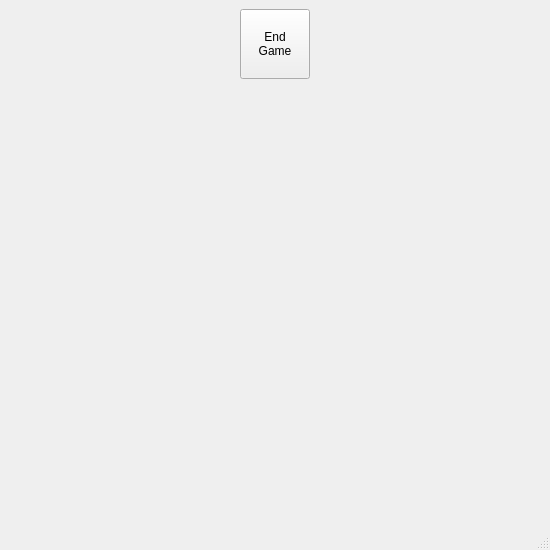
FrogCpp/SaperYandex, file MainGame/frontEND/minesweeper2.ui: the form before one commit.
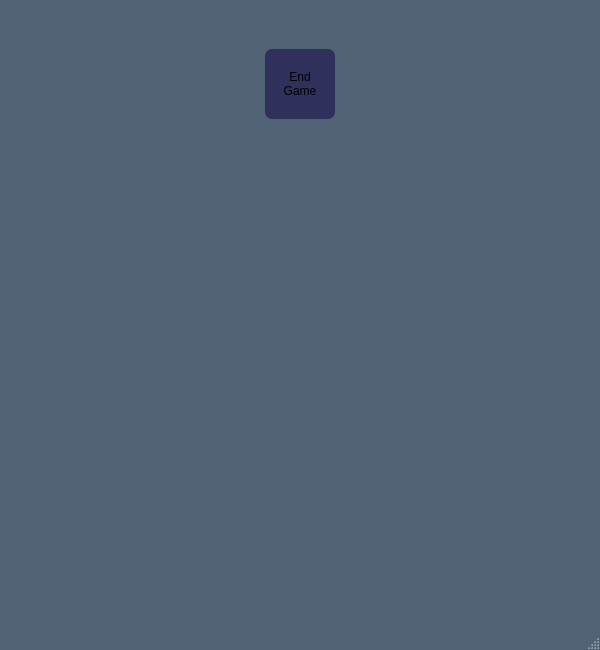
The form after the commit.

Patch:
```diff
--- a/MainGame/frontEND/minesweeper2.ui
+++ b/MainGame/frontEND/minesweeper2.ui
@@ -9,8 +9,8 @@
    <rect>
     <x>0</x>
     <y>0</y>
-    <width>550</width>
-    <height>550</height>
+    <width>600</width>
+    <height>650</height>
    </rect>
   </property>
   <property name="sizePolicy">
@@ -21,14 +21,14 @@
   </property>
   <property name="minimumSize">
    <size>
-    <width>550</width>
-    <height>550</height>
+    <width>600</width>
+    <height>650</height>
    </size>
   </property>
   <property name="maximumSize">
    <size>
-    <width>550</width>
-    <height>550</height>
+    <width>600</width>
+    <height>650</height>
    </size>
   </property>
   <property name="baseSize">
@@ -40,9 +40,31 @@
   <property name="windowTitle">
    <string>MainWindow</string>
   </property>
+  <property name="styleSheet">
+   <string notr="true">QMainWindow
+{
+	background-color: #516275;
+}</string>
+  </property>
   <widget class="QWidget" name="centralwidget">
    <layout class="QGridLayout" name="gridLayout">
-    <item row="0" column="0">
+    <item row="2" column="0">
+     <spacer name="horizontalSpacer_3">
+      <property name="orientation">
+       <enum>Qt::Orientation::Horizontal</enum>
+      </property>
+      <property name="sizeType">
+       <enum>QSizePolicy::Policy::Minimum</enum>
+      </property>
+      <property name="sizeHint" stdset="0">
+       <size>
+        <width>40</width>
+        <height>20</height>
+       </size>
+      </property>
+     </spacer>
+    </item>
+    <item row="1" column="1">
      <spacer name="horizontalSpacer">
       <property name="orientation">
        <enum>Qt::Orientation::Horizontal</enum>
@@ -55,21 +77,7 @@
       </property>
      </spacer>
     </item>
-    <item row="0" column="1">
-     <widget class="QPushButton" name="new_game_button">
-      <property name="maximumSize">
-       <size>
-        <width>70</width>
-        <height>70</height>
-       </size>
-      </property>
-      <property name="text">
-       <string>End
-Game</string>
-      </property>
-     </widget>
-    </item>
-    <item row="0" column="2">
+    <item row="1" column="3">
      <spacer name="horizontalSpacer_2">
       <property name="orientation">
        <enum>Qt::Orientation::Horizontal</enum>
@@ -82,7 +90,7 @@
       </property>
      </spacer>
     </item>
-    <item row="1" column="0" colspan="3">
+    <item row="2" column="1" rowspan="2" colspan="3">
      <widget class="QWidget" name="game_board" native="true">
       <property name="sizePolicy">
        <sizepolicy hsizetype="Fixed" vsizetype="Fixed">
@@ -93,11 +101,73 @@
       <property name="maximumSize">
        <size>
         <width>520</width>
-        <height>480</height>
+        <height>520</height>
        </size>
       </property>
      </widget>
     </item>
+    <item row="2" column="4">
+     <spacer name="horizontalSpacer_4">
+      <property name="orientation">
+       <enum>Qt::Orientation::Horizontal</enum>
+      </property>
+      <property name="sizeType">
+       <enum>QSizePolicy::Policy::Minimum</enum>
+      </property>
+      <property name="sizeHint" stdset="0">
+       <size>
+        <width>40</width>
+        <height>20</height>
+       </size>
+      </property>
+     </spacer>
+    </item>
+    <item row="1" column="2">
+     <widget class="QPushButton" name="new_game_button">
+      <property name="minimumSize">
+       <size>
+        <width>70</width>
+        <height>50</height>
+       </size>
+      </property>
+      <property name="maximumSize">
+       <size>
+        <width>70</width>
+        <height>70</height>
+       </size>
+      </property>
+      <property name="styleSheet">
+       <string notr="true">QPushButton
+{
+	background-color: #30305C;
+	border-radius: 7px;
+	outline-color: red;
+    	outline-style: dashed;
+     outline-width: 2px;
+}</string>
+      </property>
+      <property name="text">
+       <string>End
+Game</string>
+      </property>
+     </widget>
+    </item>
+    <item row="0" column="2">
+     <spacer name="verticalSpacer">
+      <property name="orientation">
+       <enum>Qt::Orientation::Vertical</enum>
+      </property>
+      <property name="sizeType">
+       <enum>QSizePolicy::Policy::Minimum</enum>
+      </property>
+      <property name="sizeHint" stdset="0">
+       <size>
+        <width>20</width>
+        <height>40</height>
+       </size>
+      </property>
+     </spacer>
+    </item>
    </layout>
   </widget>
   <widget class="QMenuBar" name="menubar">
```
Left out of the diff: 2 changed lines with no effect on the pictures.
